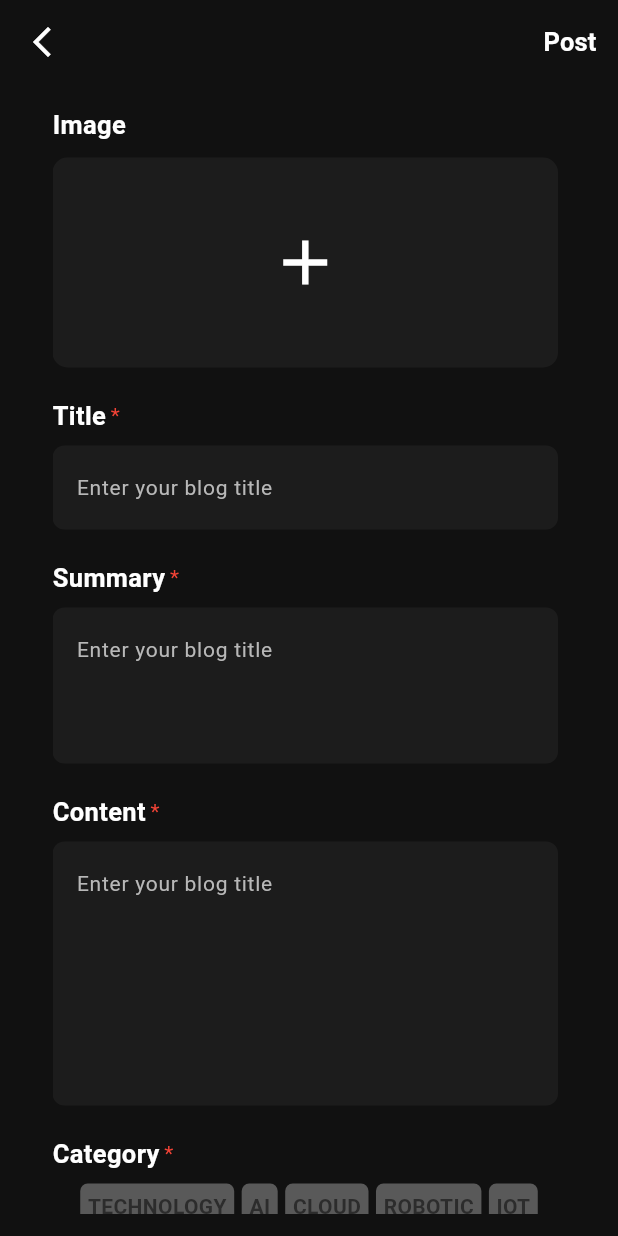
After one commit to Flutter-gg-1/Project-5, a Flutter app: the AddScreen screen opened directly, on a phone screen of 412 x 824 dp. The commit adds this screen. Run offline on Flutter 3.47's test engine with Material 3 defaults, Android fonts, the phone set to English and light mode, and no system bars; our stand-ins replace font_awesome_flutter, get_it, get_storage, smooth_page_indicator; accounts and stored records are empty.

Commit message:
add the add screen

```diff
--- /dev/null
+++ b/blog_app/lib/screens/add_screen.dart
@@ -0,0 +1,144 @@
+import 'package:blog_app/widgets/fields/info_feild.dart';
+import 'package:blog_app/widgets/selectable_box.dart';
+import 'package:flutter/material.dart';
+
+class AddScreen extends StatefulWidget {
+  const AddScreen({super.key});
+
+  @override
+  State<AddScreen> createState() => _AddScreenState();
+}
+
+class _AddScreenState extends State<AddScreen> {
+  @override
+  Widget build(BuildContext context) {
+    // Color selectedColor = const Color(0xff2C2C2C);
+    String catValue;
+    return Scaffold(
+      backgroundColor: const Color(0xff111111),
+      appBar: AppBar(
+        backgroundColor: const Color(0xff111111),
+        leading: IconButton(
+            onPressed: () => Navigator.pop(context),
+            icon: const Icon(
+              Icons.arrow_back_ios_new,
+              color: Colors.white,
+            )),
+        actions: [
+          TextButton(
+              onPressed: () {},
+              child: const Text(
+                "Post",
+                style: TextStyle(
+                    fontSize: 17,
+                    fontWeight: FontWeight.bold,
+                    color: Colors.white),
+              ))
+        ],
+      ),
+      body: Padding(
+        padding: const EdgeInsets.symmetric(horizontal: 35, vertical: 15),
+        child: SingleChildScrollView(
+          child: Column(
+            crossAxisAlignment: CrossAxisAlignment.start,
+            children: [
+              const Text(
+                "Image",
+                style: TextStyle(
+                    fontSize: 17,
+                    fontWeight: FontWeight.bold,
+                    color: Colors.white),
+              ),
+              const SizedBox(height: 10),
+              Container(
+                alignment: Alignment.center,
+                width: 337,
+                height: 140,
+                decoration: BoxDecoration(
+                    color: const Color.fromARGB(12, 255, 255, 255),
+                    borderRadius: BorderRadius.circular(10)),
+                child: const Icon(
+                  Icons.add,
+                  size: 50,
+                  color: Colors.white,
+                ),
+              ),
+              const SizedBox(height: 20),
+              const InfoFeild(title: "Title", hint: "Enter your blog title"),
+              const SizedBox(height: 20),
+              const InfoFeild(
+                title: "Summary",
+                hint: "Enter your blog title",
+                max: 3,
+              ),
+              const SizedBox(height: 20),
+              const InfoFeild(
+                title: "Content",
+                hint: "Enter your blog title",
+                max: 6,
+              ),
+              const SizedBox(height: 20),
+              const Row(
+                children: [
+                  Text(
+                    "Category",
+                    style: TextStyle(
+                        fontSize: 17,
+                        fontWeight: FontWeight.bold,
+                        color: Colors.white),
+                  ),
+                  SizedBox(width: 3),
+                  Text("*", style: TextStyle(color: Colors.red)),
+                ],
+              ),
+              const SizedBox(height: 8),
+              Row(
+                mainAxisAlignment: MainAxisAlignment.center,
+                children: [
+                  SelectableBox(
+                    category: 'TECHNOLOGY',
+                    onTap: () {
+                      catValue = "TECHNOLOGY";
+                    },
+                  ),
+                  SizedBox(width: 5),
+                  SelectableBox(
+                    category: 'AI',
+                    onTap: () {
+                      catValue = "TECHNOLOGY";
+                    },
+                  ),
+                  SizedBox(width: 5),
+                  SelectableBox(
+                    category: 'CLOUD',
+                    onTap: () {
+                      catValue = "CLOUD";
+                    },
+                  ),
+                  SizedBox(width: 5),
+                  SelectableBox(
+                    category: 'ROBOTIC',
+                    onTap: () {
+                      catValue = "ROBOTIC";
+                    },
+                  ),
+                  SizedBox(width: 5),
+                  SelectableBox(
+                    category: 'IOT',
+                    onTap: () {
+                      catValue = "IOT";
+                    },
+                  )
+                ],
+              ),
+              const SizedBox(height: 20),
+              const InfoFeild(
+                  title: "Reading minutes",
+                  hint: "Minutes of reading this blog")
+            ],
+          ),
+        ),
+      ),
+    );
+  }
+}
--- a/blog_app/lib/screens/feed_screen.dart
+++ b/blog_app/lib/screens/feed_screen.dart
@@ -1,3 +1,5 @@
+import 'package:blog_app/helper/extensions/nav.dart';
+import 'package:blog_app/screens/add_screen.dart';
 import 'package:blog_app/screens/news_screen.dart';
 import 'package:blog_app/services/setup.dart';
 import 'package:blog_app/widgets/blog_widget.dart';
@@ -20,8 +22,13 @@ class FeedScreen extends StatelessWidget {
             color: Colors.white,
           ),
           actions: [
-            Icon(Icons.search, color: Colors.white),
-            box.read("token") != null ? Icon(Icons.add) : Text("")
+            const Icon(Icons.search, color: Colors.white),
+            box.read("token") != null
+                ? IconButton(
+                    onPressed: () => context.navTo(page: const AddScreen()),
+                    icon: Icon(Icons.add, color: Colors.white, size: 25))
+                : const Text(""),
+            const SizedBox(width: 5)
           ],
           bottom: const TabBar(
               labelColor: Colors.white,
--- /dev/null
+++ b/blog_app/lib/widgets/fields/info_feild.dart
@@ -0,0 +1,55 @@
+import 'package:flutter/material.dart';
+
+class InfoFeild extends StatelessWidget {
+  const InfoFeild(
+      {super.key,
+      required this.title,
+      required this.hint,
+      this.controller,
+      this.max});
+  final String title;
+  final String hint;
+  final TextEditingController? controller;
+  final int? max;
+
+  @override
+  Widget build(BuildContext context) {
+    return Column(
+      crossAxisAlignment: CrossAxisAlignment.start,
+      children: [
+        Row(
+          children: [
+            Text(
+              title,
+              style: const TextStyle(
+                  fontSize: 17,
+                  fontWeight: FontWeight.bold,
+                  color: Colors.white),
+            ),
+            const SizedBox(width: 3),
+            const Text("*", style: TextStyle(color: Colors.red))
+          ],
+        ),
+        const SizedBox(height: 8),
+        SizedBox(
+          width: 337,
+          child: TextField(
+            maxLines: max,
+            controller: controller,
+            decoration: InputDecoration(
+                hintStyle: const TextStyle(
+                    color: Color(0xffB8B8B8),
+                    fontWeight: FontWeight.w400,
+                    fontSize: 14),
+                hintText: hint,
+                border: const OutlineInputBorder(
+                    borderRadius: BorderRadius.all(Radius.circular(8)),
+                    borderSide: BorderSide.none),
+                filled: true,
+                fillColor: const Color.fromARGB(12, 255, 255, 255)),
+          ),
+        ),
+      ],
+    );
+  }
+}
--- /dev/null
+++ b/blog_app/lib/widgets/selectable_box.dart
@@ -0,0 +1,26 @@
+import 'package:flutter/material.dart';
+
+class SelectableBox extends StatelessWidget {
+  const SelectableBox({super.key, required this.category, this.onTap});
+  final String category;
+  final Function()? onTap;
+
+  @override
+  Widget build(BuildContext context) {
+    return InkWell(
+        onTap: onTap,
+        child: Container(
+          padding: const EdgeInsets.all(5),
+          decoration: const BoxDecoration(
+              color: Color(0xff595959),
+              borderRadius: BorderRadius.all(Radius.circular(5))),
+          child: Text(
+            category,
+            style: const TextStyle(
+                color: Color(0xff2C2C2C),
+                fontSize: 14,
+                fontWeight: FontWeight.bold),
+          ),
+        ));
+  }
+}
```
